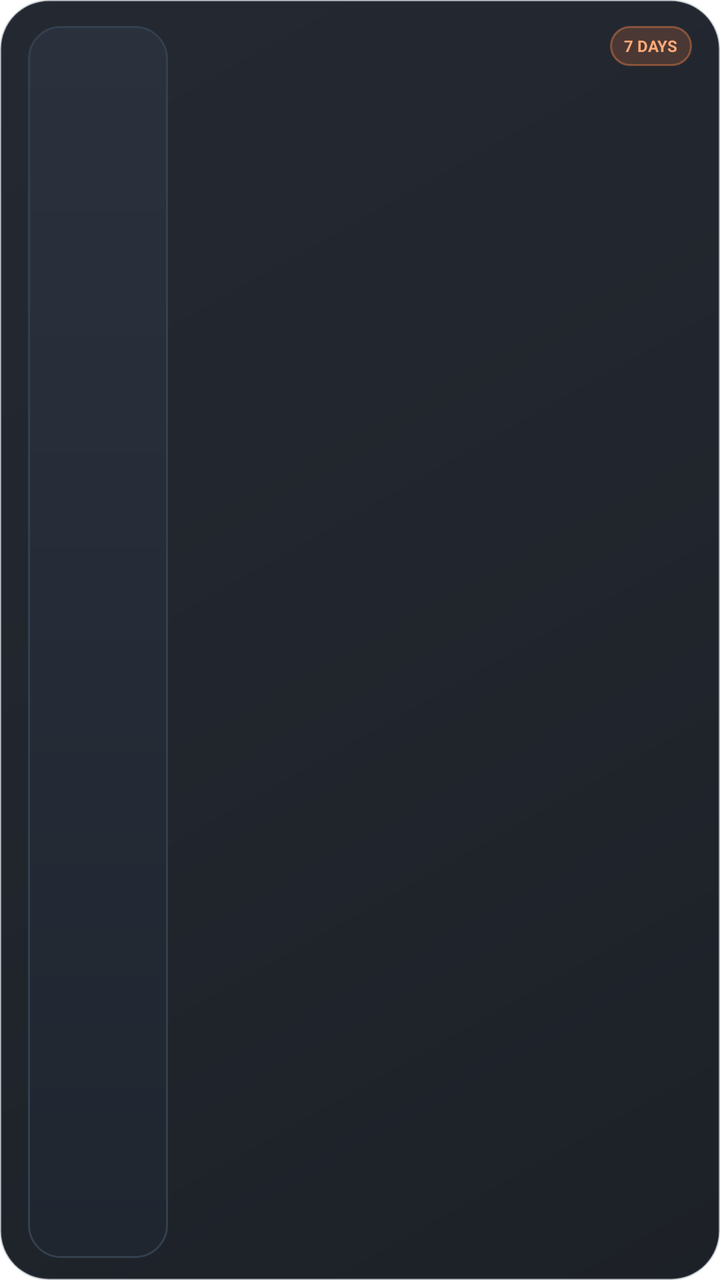
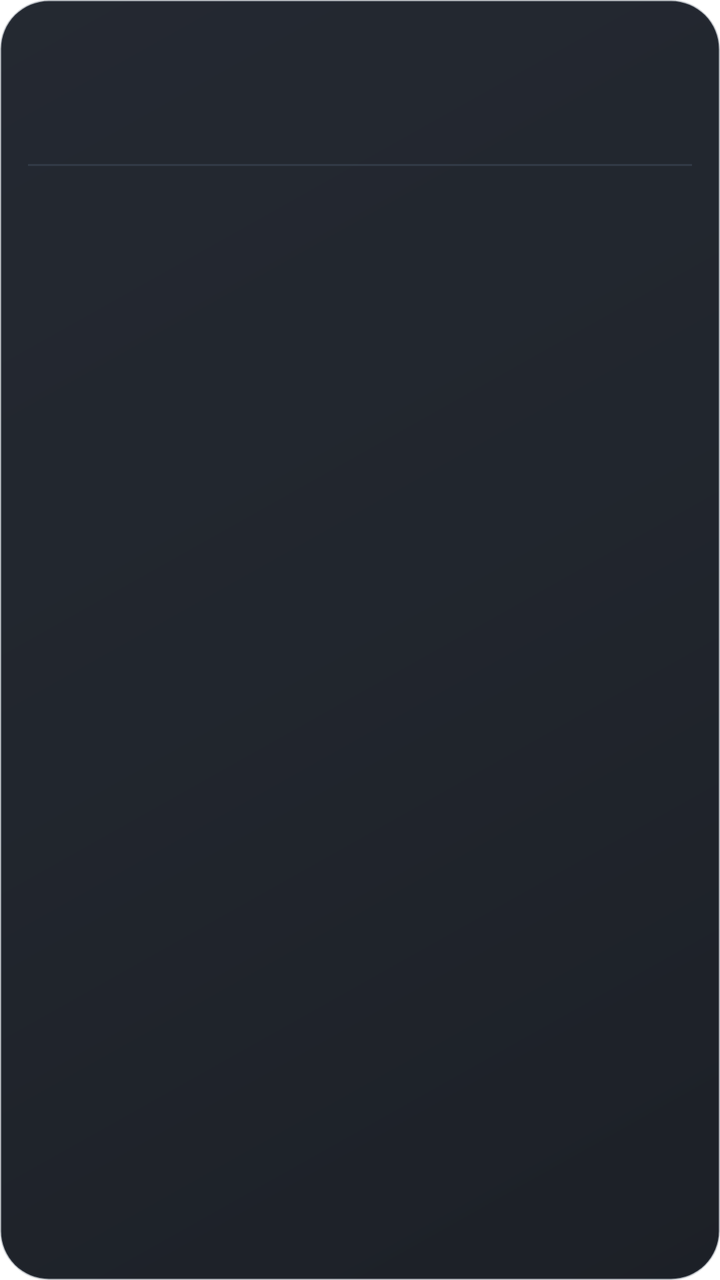

Two renders of the same Android screen: before a commit and after it. Below are the layout's source before the change and the commit's diff.
<!-- AndroidManifest.xml: application theme Theme.maple_guild_tracker -->
<!-- res/layout/widget_primary_weekly.xml -->
<?xml version="1.0" encoding="utf-8"?>
<LinearLayout xmlns:android="http://schemas.android.com/apk/res/android"
    android:id="@+id/primary_widget_root"
    android:layout_width="match_parent"
    android:layout_height="match_parent"
    android:background="@drawable/maple_widget_background"
    android:gravity="center_vertical"
    android:orientation="horizontal">
    <FrameLayout android:layout_width="70dp" android:layout_height="match_parent" android:background="@drawable/maple_widget_avatar_panel">
        <ImageView android:id="@+id/primary_avatar" android:layout_width="match_parent" android:layout_height="match_parent" android:adjustViewBounds="true" android:contentDescription="대표 캐릭터" android:padding="3dp" android:scaleType="fitCenter" />
    </FrameLayout>
    <LinearLayout android:layout_width="0dp" android:layout_height="match_parent" android:layout_marginStart="9dp" android:layout_weight="1" android:orientation="vertical">
        <LinearLayout android:layout_width="match_parent" android:layout_height="wrap_content" android:gravity="center_vertical" android:orientation="horizontal">
            <TextView android:id="@+id/primary_name" android:layout_width="0dp" android:layout_height="wrap_content" android:layout_weight="1" android:ellipsize="end" android:maxLines="1" android:textColor="#F4F6F9" android:textSize="12sp" android:textStyle="bold" />
            <TextView android:layout_width="wrap_content" android:layout_height="20dp" android:background="@drawable/maple_widget_label_background" android:gravity="center" android:paddingLeft="7dp" android:paddingRight="7dp" android:text="7 DAYS" android:textColor="#FFAA79" android:textSize="8sp" android:textStyle="bold" />
        </LinearLayout>
        <TextView android:id="@+id/primary_rate" android:layout_width="match_parent" android:layout_height="wrap_content" android:layout_marginTop="4dp" android:maxLines="1" android:textColor="#FFFFFF" android:textSize="19sp" android:textStyle="bold" />
        <TextView android:id="@+id/primary_gain" android:layout_width="match_parent" android:layout_height="wrap_content" android:layout_marginTop="1dp" android:maxLines="1" android:textColor="#69D9B6" android:textSize="10sp" android:textStyle="bold" />
        <ImageView android:id="@+id/primary_weekly_chart" android:layout_width="match_parent" android:layout_height="0dp" android:layout_marginTop="6dp" android:layout_weight="1" android:adjustViewBounds="true" android:contentDescription="최근 7일 경험치 막대" android:scaleType="fitXY" />
    </LinearLayout>
</LinearLayout>
<!-- resources referenced by this layout -->
<resources>
  <!-- drawable maple_widget_avatar_panel (drawable) -->
  <?xml version="1.0" encoding="utf-8"?>
  <shape xmlns:android="http://schemas.android.com/apk/res/android" android:shape="rectangle">
      <gradient android:angle="270" android:startColor="#2A313D" android:endColor="#202630" />
      <stroke android:width="1dp" android:color="#34404E" />
      <corners android:radius="16dp" />
  </shape>
  <!-- drawable maple_widget_background (drawable) -->
  <?xml version="1.0" encoding="utf-8"?>
  <shape xmlns:android="http://schemas.android.com/apk/res/android" android:shape="rectangle">
      <gradient android:angle="315" android:startColor="#F51B2029" android:centerColor="#F5181D25" android:endColor="#F513171E" />
      <stroke android:width="1dp" android:color="#4A45505F" />
      <corners android:radius="24dp" />
      <padding android:left="14dp" android:top="13dp" android:right="14dp" android:bottom="11dp" />
  </shape>
  <!-- drawable maple_widget_label_background (drawable) -->
  <?xml version="1.0" encoding="utf-8"?>
  <shape xmlns:android="http://schemas.android.com/apk/res/android" android:shape="rectangle">
      <solid android:color="#2EFF874A" />
      <stroke android:width="1dp" android:color="#66FF874A" />
      <corners android:radius="10dp" />
  </shape>
  <style name="Theme.maple_guild_tracker" parent="Theme.MaterialComponents.DayNight.NoActionBar">
          
      </style>
</resources>

<!-- the commit's change to res/layout/widget_primary_weekly.xml (unified diff, before → after) -->
@@ -4,18 +4,19 @@
     android:layout_width="match_parent"
     android:layout_height="match_parent"
     android:background="@drawable/maple_widget_background"
-    android:gravity="center_vertical"
-    android:orientation="horizontal">
-    <FrameLayout android:layout_width="70dp" android:layout_height="match_parent" android:background="@drawable/maple_widget_avatar_panel">
-        <ImageView android:id="@+id/primary_avatar" android:layout_width="match_parent" android:layout_height="match_parent" android:adjustViewBounds="true" android:contentDescription="대표 캐릭터" android:padding="3dp" android:scaleType="fitCenter" />
-    </FrameLayout>
-    <LinearLayout android:layout_width="0dp" android:layout_height="match_parent" android:layout_marginStart="9dp" android:layout_weight="1" android:orientation="vertical">
-        <LinearLayout android:layout_width="match_parent" android:layout_height="wrap_content" android:gravity="center_vertical" android:orientation="horizontal">
-            <TextView android:id="@+id/primary_name" android:layout_width="0dp" android:layout_height="wrap_content" android:layout_weight="1" android:ellipsize="end" android:maxLines="1" android:textColor="#F4F6F9" android:textSize="12sp" android:textStyle="bold" />
-            <TextView android:layout_width="wrap_content" android:layout_height="20dp" android:background="@drawable/maple_widget_label_background" android:gravity="center" android:paddingLeft="7dp" android:paddingRight="7dp" android:text="7 DAYS" android:textColor="#FFAA79" android:textSize="8sp" android:textStyle="bold" />
-        </LinearLayout>
-        <TextView android:id="@+id/primary_rate" android:layout_width="match_parent" android:layout_height="wrap_content" android:layout_marginTop="4dp" android:maxLines="1" android:textColor="#FFFFFF" android:textSize="19sp" android:textStyle="bold" />
-        <TextView android:id="@+id/primary_gain" android:layout_width="match_parent" android:layout_height="wrap_content" android:layout_marginTop="1dp" android:maxLines="1" android:textColor="#69D9B6" android:textSize="10sp" android:textStyle="bold" />
-        <ImageView android:id="@+id/primary_weekly_chart" android:layout_width="match_parent" android:layout_height="0dp" android:layout_marginTop="6dp" android:layout_weight="1" android:adjustViewBounds="true" android:contentDescription="최근 7일 경험치 막대" android:scaleType="fitXY" />
-    </LinearLayout>
+    android:orientation="vertical"
+    android:paddingTop="4dp"
+    android:paddingBottom="4dp">
+
+    <TextView android:id="@+id/primary_name" android:layout_width="match_parent" android:layout_height="13dp" android:ellipsize="end" android:gravity="center_vertical" android:maxLines="1" android:textColor="#F7F8FA" android:textSize="10sp" android:textStyle="bold" />
+    <TextView android:id="@+id/weekly_day_1" style="@style/MapleWidgetWeeklyDay" />
+    <TextView android:id="@+id/weekly_day_2" style="@style/MapleWidgetWeeklyDay" />
+    <TextView android:id="@+id/weekly_day_3" style="@style/MapleWidgetWeeklyDay" />
+    <TextView android:id="@+id/weekly_day_4" style="@style/MapleWidgetWeeklyDay" />
+    <TextView android:id="@+id/weekly_day_5" style="@style/MapleWidgetWeeklyDay" />
+    <TextView android:id="@+id/weekly_day_6" style="@style/MapleWidgetWeeklyDay" />
+    <TextView android:id="@+id/weekly_day_7" style="@style/MapleWidgetWeeklyDay" />
+    <View android:layout_width="match_parent" android:layout_height="1dp" android:layout_marginTop="2dp" android:layout_marginBottom="1dp" android:background="#313A46" />
+    <TextView android:id="@+id/weekly_average" android:layout_width="match_parent" android:layout_height="10dp" android:ellipsize="end" android:gravity="center_vertical" android:maxLines="1" android:textColor="#D6DAE1" android:textSize="7sp" android:textStyle="bold" />
+    <TextView android:id="@+id/weekly_estimate" android:layout_width="match_parent" android:layout_height="10dp" android:ellipsize="end" android:gravity="center_vertical" android:maxLines="1" android:textColor="#FFAA79" android:textSize="7sp" android:textStyle="bold" />
 </LinearLayout>
<!-- resource entries referenced after the edit -->
@@ -1,12 +1,5 @@
 <!-- resources referenced by this layout -->
 <resources>
-  <!-- drawable maple_widget_avatar_panel (drawable) -->
-  <?xml version="1.0" encoding="utf-8"?>
-  <shape xmlns:android="http://schemas.android.com/apk/res/android" android:shape="rectangle">
-      <gradient android:angle="270" android:startColor="#2A313D" android:endColor="#202630" />
-      <stroke android:width="1dp" android:color="#34404E" />
-      <corners android:radius="16dp" />
-  </shape>
   <!-- drawable maple_widget_background (drawable) -->
   <?xml version="1.0" encoding="utf-8"?>
   <shape xmlns:android="http://schemas.android.com/apk/res/android" android:shape="rectangle">
@@ -15,13 +8,15 @@
       <corners android:radius="24dp" />
       <padding android:left="14dp" android:top="13dp" android:right="14dp" android:bottom="11dp" />
   </shape>
-  <!-- drawable maple_widget_label_background (drawable) -->
-  <?xml version="1.0" encoding="utf-8"?>
-  <shape xmlns:android="http://schemas.android.com/apk/res/android" android:shape="rectangle">
-      <solid android:color="#2EFF874A" />
-      <stroke android:width="1dp" android:color="#66FF874A" />
-      <corners android:radius="10dp" />
-  </shape>
+  <style name="MapleWidgetWeeklyDay">
+          <item name="android:layout_width">match_parent</item>
+          <item name="android:layout_height">9dp</item>
+          <item name="android:ellipsize">end</item>
+          <item name="android:gravity">center_vertical</item>
+          <item name="android:maxLines">1</item>
+          <item name="android:textColor">#B8C0CC</item>
+          <item name="android:textSize">7sp</item>
+      </style>
   <style name="Theme.maple_guild_tracker" parent="Theme.MaterialComponents.DayNight.NoActionBar">
           
       </style>
